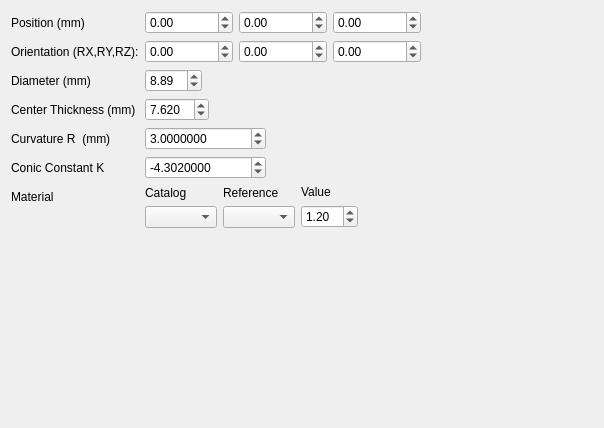
First picture: the form in freecad/pyoptools/GUI/PowellLens.ui, repository cihologramas/freecad-pyoptools, before the edit.
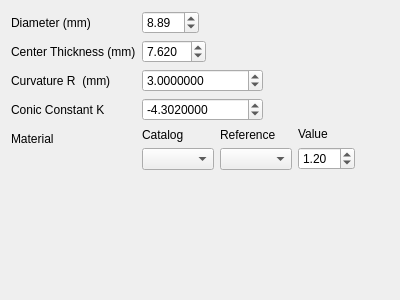
Second picture: the form after the edit.

Commit message:
Using the positionWidget
All the optical components are using now the position widget.

```diff
--- a/freecad/pyoptools/GUI/PowellLens.ui
+++ b/freecad/pyoptools/GUI/PowellLens.ui
@@ -1,13 +1,13 @@
 <?xml version="1.0" encoding="UTF-8"?>
 <ui version="4.0">
- <class>Dialog</class>
- <widget class="QDialog" name="Dialog">
+ <class>Form</class>
+ <widget class="QWidget" name="Form">
   <property name="geometry">
    <rect>
     <x>0</x>
     <y>0</y>
-    <width>604</width>
-    <height>428</height>
+    <width>400</width>
+    <height>300</height>
    </rect>
   </property>
   <property name="windowTitle">
@@ -23,112 +23,27 @@
       <enum>QFormLayout::ExpandingFieldsGrow</enum>
      </property>
      <item row="0" column="0">
-      <widget class="QLabel" name="label_10">
-       <property name="text">
-        <string>Position (mm)</string>
-       </property>
-      </widget>
-     </item>
-     <item row="0" column="1">
-      <layout class="QHBoxLayout" name="horizontalLayout_3">
-       <item>
-        <widget class="QDoubleSpinBox" name="Xpos">
-         <property name="minimum">
-          <double>-1000000.000000000000000</double>
-         </property>
-         <property name="maximum">
-          <double>1000000.000000000000000</double>
-         </property>
-        </widget>
-       </item>
-       <item>
-        <widget class="QDoubleSpinBox" name="Ypos">
-         <property name="minimum">
-          <double>-1000000.000000000000000</double>
-         </property>
-         <property name="maximum">
-          <double>1000000.000000000000000</double>
-         </property>
-        </widget>
-       </item>
-       <item>
-        <widget class="QDoubleSpinBox" name="Zpos">
-         <property name="minimum">
-          <double>-1000000.000000000000000</double>
-         </property>
-         <property name="maximum">
-          <double>1000000.000000000000000</double>
-         </property>
-        </widget>
-       </item>
-      </layout>
-     </item>
-     <item row="1" column="0">
-      <widget class="QLabel" name="label_7">
-       <property name="text">
-        <string>Orientation (RX,RY,RZ):</string>
-       </property>
-      </widget>
-     </item>
-     <item row="1" column="1">
-      <layout class="QHBoxLayout" name="horizontalLayout">
-       <item>
-        <widget class="QDoubleSpinBox" name="Xrot">
-         <property name="minimum">
-          <double>-1000000.000000000000000</double>
-         </property>
-         <property name="maximum">
-          <double>1000000.000000000000000</double>
-         </property>
-        </widget>
-       </item>
-       <item>
-        <widget class="QDoubleSpinBox" name="Yrot">
-         <property name="minimum">
-          <double>-1000000.000000000000000</double>
-         </property>
-         <property name="maximum">
-          <double>1000000.000000000000000</double>
-         </property>
-         <property name="value">
-          <double>0.000000000000000</double>
-         </property>
-        </widget>
-       </item>
-       <item>
-        <widget class="QDoubleSpinBox" name="Zrot">
-         <property name="minimum">
-          <double>-1000000.000000000000000</double>
-         </property>
-         <property name="maximum">
-          <double>1000000.000000000000000</double>
-         </property>
-        </widget>
-       </item>
-      </layout>
-     </item>
-     <item row="2" column="0">
       <widget class="QLabel" name="label_2">
        <property name="text">
         <string>Diameter (mm)</string>
        </property>
       </widget>
      </item>
-     <item row="2" column="1">
+     <item row="0" column="1">
       <widget class="QDoubleSpinBox" name="D">
        <property name="value">
         <double>8.890000000000001</double>
        </property>
       </widget>
      </item>
-     <item row="3" column="0">
+     <item row="1" column="0">
       <widget class="QLabel" name="label">
        <property name="text">
         <string>Center Thickness (mm)</string>
        </property>
       </widget>
      </item>
-     <item row="3" column="1">
+     <item row="1" column="1">
       <widget class="QDoubleSpinBox" name="CT">
        <property name="decimals">
         <number>3</number>
@@ -138,14 +53,14 @@
        </property>
       </widget>
      </item>
-     <item row="4" column="0">
+     <item row="2" column="0">
       <widget class="QLabel" name="label_3">
        <property name="text">
         <string>Curvature R  (mm)</string>
        </property>
       </widget>
      </item>
-     <item row="4" column="1">
+     <item row="2" column="1">
       <widget class="QDoubleSpinBox" name="R">
        <property name="decimals">
         <number>7</number>
@@ -161,14 +76,40 @@
        </property>
       </widget>
      </item>
-     <item row="6" column="0">
+     <item row="3" column="0">
+      <widget class="QLabel" name="label_4">
+       <property name="text">
+        <string>Conic Constant K</string>
+       </property>
+      </widget>
+     </item>
+     <item row="3" column="1">
+      <widget class="QDoubleSpinBox" name="K">
+       <property name="decimals">
+        <number>7</number>
+       </property>
+       <property name="minimum">
+        <double>-100000.000000000000000</double>
+       </property>
+       <property name="maximum">
+        <double>100000.000000000000000</double>
+       </property>
+       <property name="singleStep">
+        <double>0.001000000000000</double>
+       </property>
+       <property name="value">
+        <double>-4.302000000000000</double>
+       </property>
+      </widget>
+     </item>
+     <item row="4" column="0">
       <widget class="QLabel" name="label_5">
        <property name="text">
         <string>Material</string>
        </property>
       </widget>
      </item>
-     <item row="6" column="1">
+     <item row="4" column="1">
       <layout class="QHBoxLayout" name="horizontalLayout_2">
        <item>
         <layout class="QVBoxLayout" name="verticalLayout_4">
@@ -224,32 +165,6 @@
        </item>
       </layout>
      </item>
-     <item row="5" column="1">
-      <widget class="QDoubleSpinBox" name="K">
-       <property name="decimals">
-        <number>7</number>
-       </property>
-       <property name="minimum">
-        <double>-100000.000000000000000</double>
-       </property>
-       <property name="maximum">
-        <double>100000.000000000000000</double>
-       </property>
-       <property name="singleStep">
-        <double>0.001000000000000</double>
-       </property>
-       <property name="value">
-        <double>-4.302000000000000</double>
-       </property>
-      </widget>
-     </item>
-     <item row="5" column="0">
-      <widget class="QLabel" name="label_4">
-       <property name="text">
-        <string>Conic Constant K</string>
-       </property>
-      </widget>
-     </item>
     </layout>
    </item>
   </layout>
```
Left out of the diff: 2 changed lines with no effect on the pictures. The commit also changes 21 other files.
